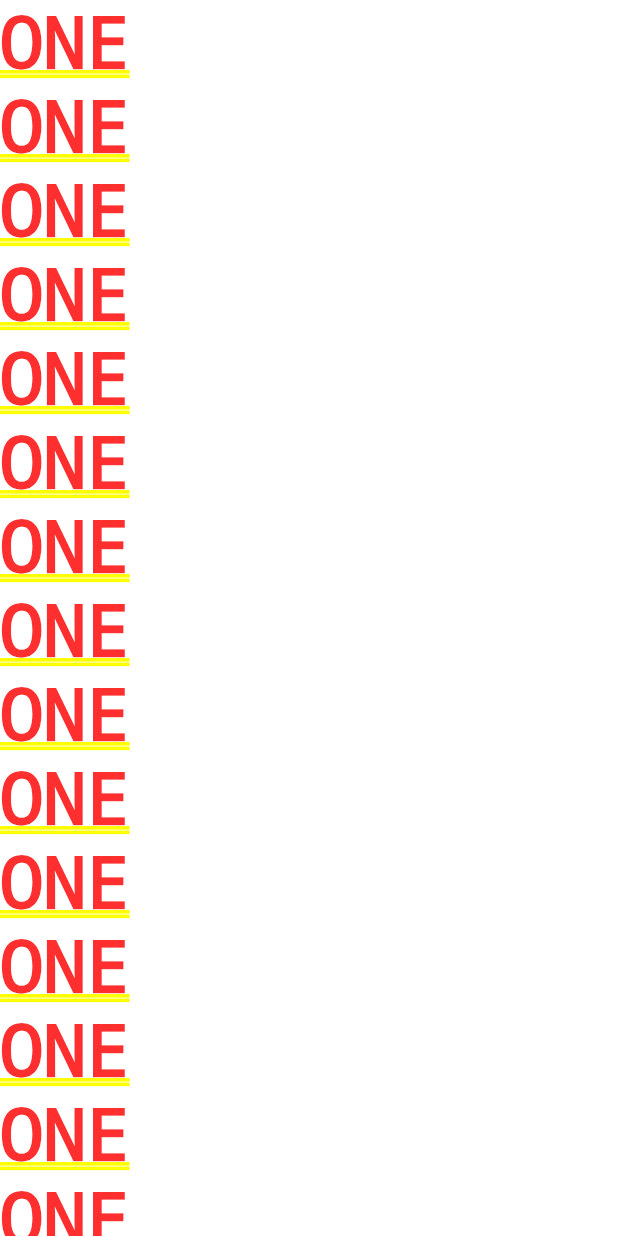
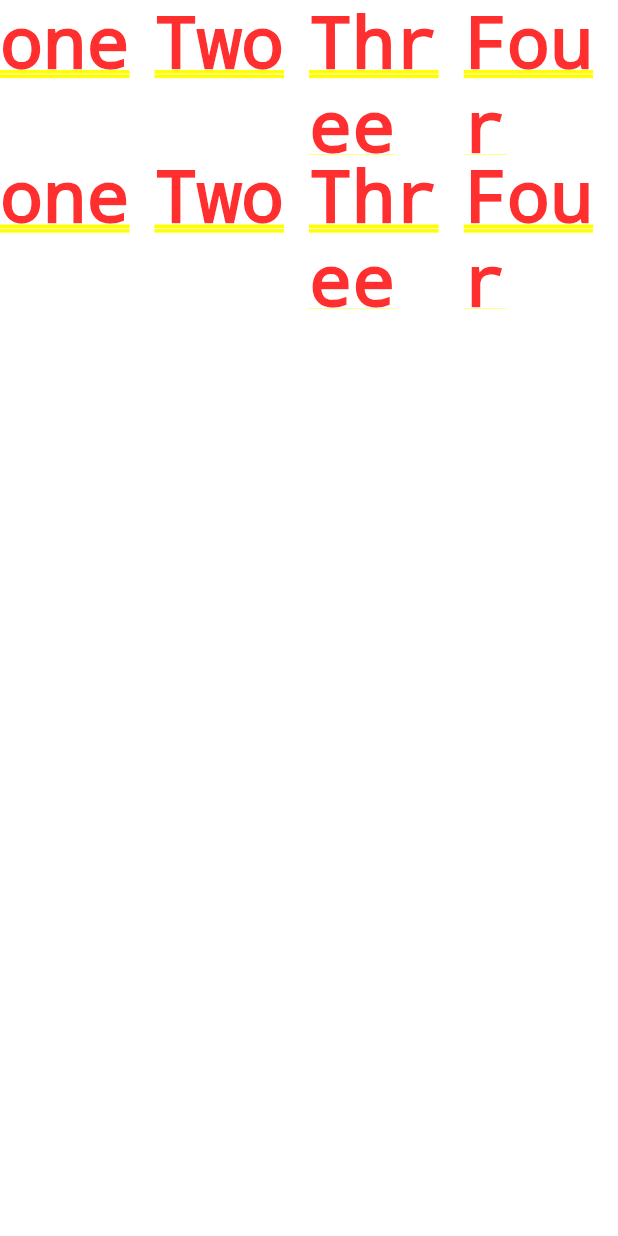
Before and after one commit to saurabhcool001/fashion, a Flutter app: the screen it shows after launch, on a phone screen of 412 x 824 dp. Run offline on Flutter 3.47's test engine with Material 2 defaults, Android fonts, the phone set to English and light mode, and no system bars.

Commit message:
Fashion 4.0 GridView

```diff
--- a/lib/main.dart
+++ b/lib/main.dart
@@ -1,33 +1,19 @@
 import 'package:flutter/material.dart';
 
-void main(){
+void main() {
   runApp(
     new MaterialApp(
-      debugShowCheckedModeBanner: false,
-      home: new Center(
-        child: new ListView(
-          children: <Widget>[
-            Text("ONE"),
-            Text("ONE"),
-            Text("ONE"),
-            Text("ONE"),
-            Text("ONE"),
-            Text("ONE"),
-            Text("ONE"),
-            Text("ONE"),
-            Text("ONE"),
-            Text("ONE"),
-            Text("ONE"),
-            Text("ONE"),
-            Text("ONE"),
-            Text("ONE"),
-            Text("ONE"),
-            Text("ONE"),
-            Text("ONE"),
-            Text("OE"),
-          ],
-        ),
-      ),
+      home: new GridView.count(crossAxisCount: 4,
+      children: <Widget>[
+        Text("one"),
+        Text("Two"),
+        Text("Three"),
+        Text("Four"),
+        Text("one"),
+        Text("Two"),
+        Text("Three"),
+        Text("Four"),
+      ],),
     ),
   );
 }
```
